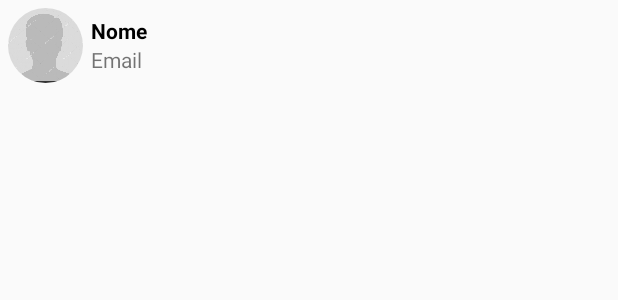
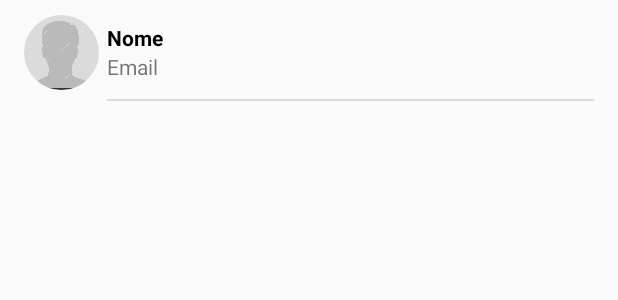
Before and after one commit to jamerson-macedo/WhatsappClone, an Android app: the layout adapter_contatos.xml on its own in the app's theme, with its tools: preview values and no code run, on a phone screen of 412 x 824 dp. Shown: the top 300 px of the screen. Run offline under Robolectric (Android 15) with nearby library versions, the phone set to English and light mode, and no system bars.

Commit message:
layout contatos configurado

```diff
--- /dev/null
+++ b/app/src/main/res/drawable/ic_send_black_24dp.xml
@@ -0,0 +1,5 @@
+<vector android:height="24dp" android:tint="#FFFFFF"
+    android:viewportHeight="24.0" android:viewportWidth="24.0"
+    android:width="24dp" xmlns:android="http://schemas.android.com/apk/res/android">
+    <path android:fillColor="#FF000000" android:pathData="M2.01,21L23,12 2.01,3 2,10l15,2 -15,2z"/>
+</vector>
--- a/app/src/main/res/layout/adapter_contatos.xml
+++ b/app/src/main/res/layout/adapter_contatos.xml
@@ -3,8 +3,18 @@
     xmlns:app="http://schemas.android.com/apk/res-auto"
     android:layout_width="match_parent"
     android:layout_height="wrap_content"
-    android:orientation="horizontal"
-    android:padding="5dp">
+    android:orientation="vertical"
+    android:paddingLeft="16dp"
+    android:paddingTop="10dp"
+    android:paddingRight="16dp"
+    android:paddingBottom="8dp">
+    <LinearLayout
+        android:layout_width="match_parent"
+        android:layout_height="wrap_content"
+        android:orientation="horizontal"
+        android:layout_marginBottom="6dp">
+
+
 
     <!-- tem qque ser o src para da certo-->
     <de.hdodenhof.circleimageview.CircleImageView
@@ -21,19 +31,26 @@
         android:padding="5dp">
 
         <TextView
+            android:id="@+id/nomecontato"
             android:layout_width="match_parent"
             android:layout_height="wrap_content"
             android:text="Nome"
-            android:id="@+id/nomecontato"
             android:textColor="@android:color/black"
             android:textStyle="bold" />
 
         <TextView
+            android:id="@+id/emailcontato"
             android:layout_width="match_parent"
             android:layout_height="wrap_content"
-            android:text="Email"
-            android:id="@+id/emailcontato"/>
+            android:text="Email" />
 
 
     </LinearLayout>
+    </LinearLayout>
+    <ImageView
+        android:layout_width="match_parent"
+        android:layout_height="1dp"
+        android:background="?android:attr/listDivider"
+        android:layout_marginLeft="55dp"/>
+
 </LinearLayout>
```
Also changed, not shown: app/src/main/java/com/whatsapp/jmdevelopers/whatsappclone/activity/ChatActivity.java (+5 -9 lines), app/src/main/res/drawable/fundo_mensagem_chat.xml (added, +8 -0 lines), app/src/main/res/layout/activity_chat.xml (+22 -8 lines), app/src/main/res/layout/content_chat.xml (+66 -3 lines), app/src/main/res/drawable-v24/bg_chat.png (added).
